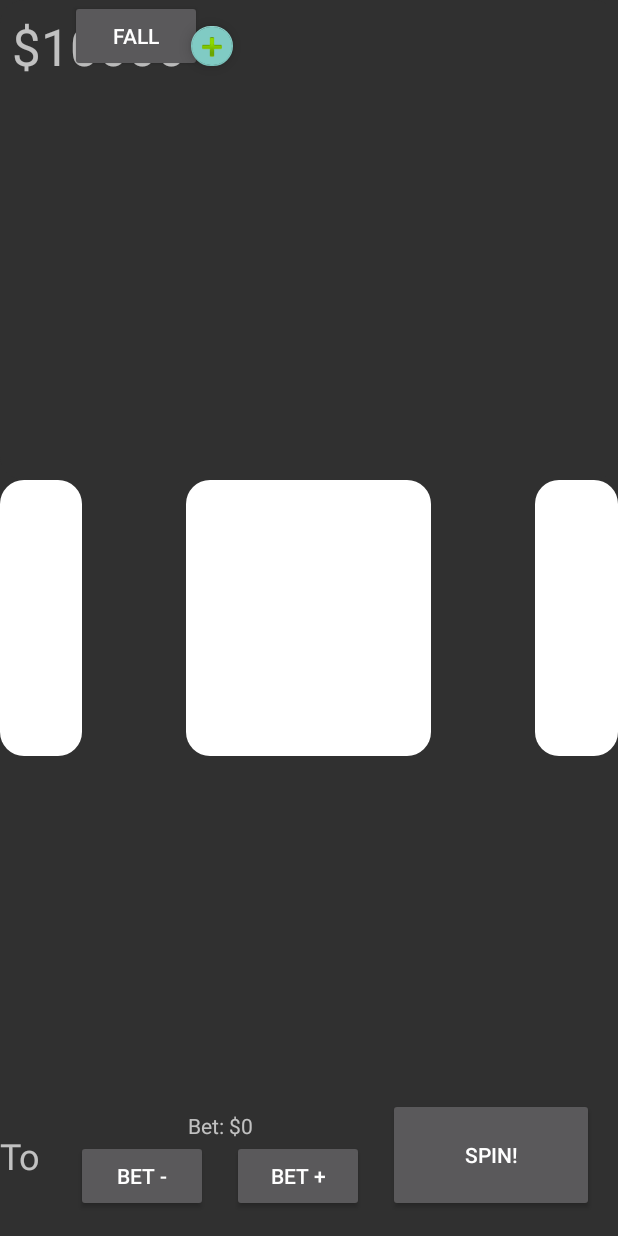
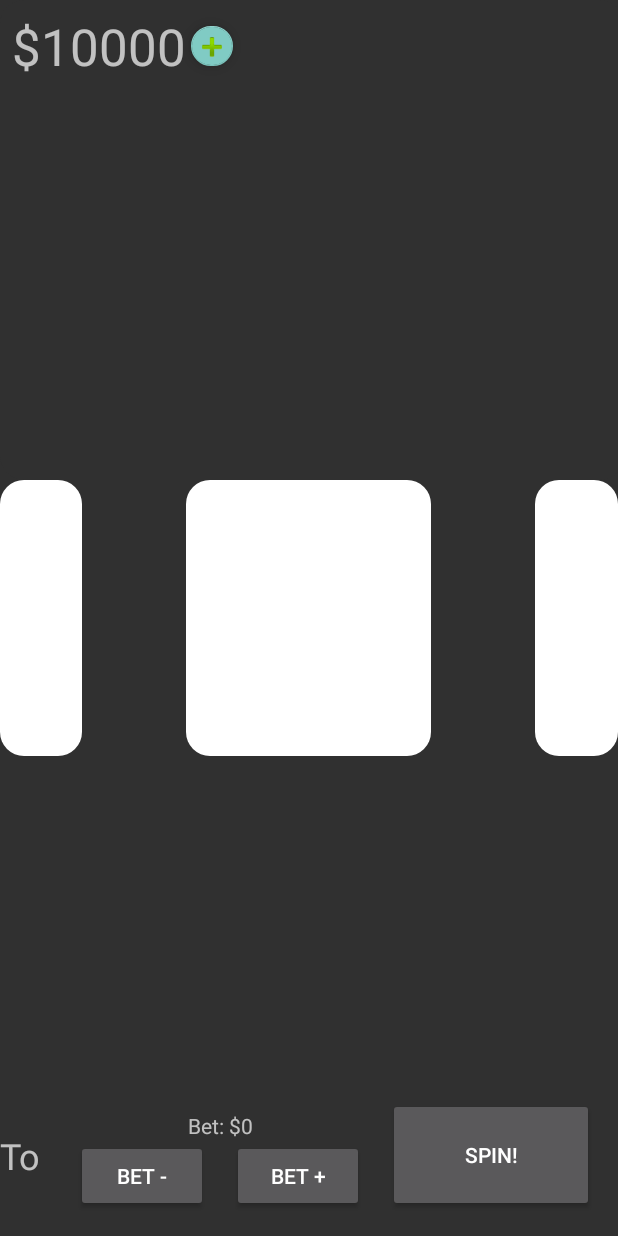
Before and after one commit to samthejamme/Gamblr, an Android app: the screen it shows after launch (MainActivity), on a phone screen of 412 x 824 dp. Run offline under Robolectric (Android 15) with nearby library versions, the phone set to English and light mode, and no system bars.

Commit message:
xml half way done!

```diff
--- a/app/src/main/res/layout/activity_main.xml
+++ b/app/src/main/res/layout/activity_main.xml
@@ -57,7 +57,7 @@
         android:layout_alignParentTop="true"
         android:layout_alignParentEnd="true"
         android:layout_marginTop="0dp"
-        android:layout_marginEnd="0dp"
+        android:layout_marginEnd="-4dp"
         android:layout_marginBottom="0dp"
         app:layout_constraintBottom_toTopOf="@+id/imageView6"
         app:layout_constraintEnd_toEndOf="parent"
@@ -160,26 +160,39 @@
         app:layout_constraintStart_toStartOf="@+id/button_betMinus" />
 
     <ImageView
-        android:id="@+id/test"
-        android:layout_width="119dp"
-        android:layout_height="117dp"
-        android:duration="10"
-        android:fromYDelta="-100%"
-        android:toYDelta="0"
-        app:layout_constraintBottom_toTopOf="@+id/imageView8"
-        app:layout_constraintEnd_toEndOf="@+id/imageView2"
-        app:layout_constraintHorizontal_bias="0.864"
-        app:layout_constraintStart_toStartOf="@+id/imageView2"
+        android:id="@+id/imageView_x"
+        android:layout_width="wrap_content"
+        android:layout_height="wrap_content"
+        android:layout_above="@+id/imageView5"
+        android:layout_alignStart="@+id/imageView5"
+        android:layout_alignEnd="@+id/imageView5"
+        android:layout_marginStart="0dp"
+        android:layout_marginEnd="0dp"
+        android:layout_marginBottom="0dp"
         tools:srcCompat="@tools:sample/avatars" />
 
-    <Button
-        android:id="@+id/button_anim"
+    <ImageView
+        android:id="@+id/imageView_z"
         android:layout_width="wrap_content"
         android:layout_height="wrap_content"
-        android:layout_alignParentTop="true"
-        android:layout_alignParentEnd="true"
-        android:layout_marginTop="0dp"
-        android:layout_marginEnd="277dp"
-        android:text="FAll" />
+        android:layout_above="@+id/imageView8"
+        android:layout_alignStart="@+id/imageView8"
+        android:layout_alignEnd="@+id/imageView8"
+        android:layout_marginStart="0dp"
+        android:layout_marginEnd="0dp"
+        android:layout_marginBottom="0dp"
+        tools:srcCompat="@tools:sample/avatars" />
+
+    <ImageView
+        android:id="@+id/imageView_y"
+        android:layout_width="wrap_content"
+        android:layout_height="wrap_content"
+        android:layout_above="@+id/imageView6"
+        android:layout_alignStart="@+id/imageView6"
+        android:layout_alignEnd="@+id/imageView6"
+        android:layout_marginStart="0dp"
+        android:layout_marginEnd="0dp"
+        android:layout_marginBottom="0dp"
+        tools:srcCompat="@tools:sample/avatars" />
 
 </RelativeLayout>
```
Also changed, not shown: app/src/main/java/com/example/gamblr/MainActivity.kt (+37 -3 lines).
